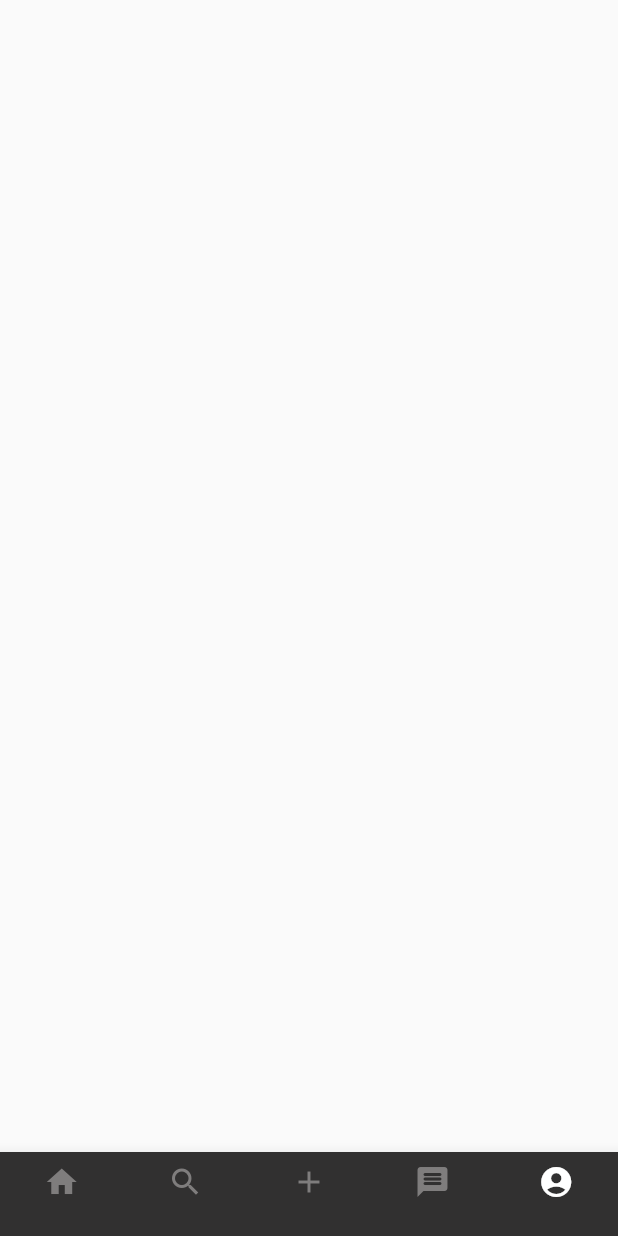
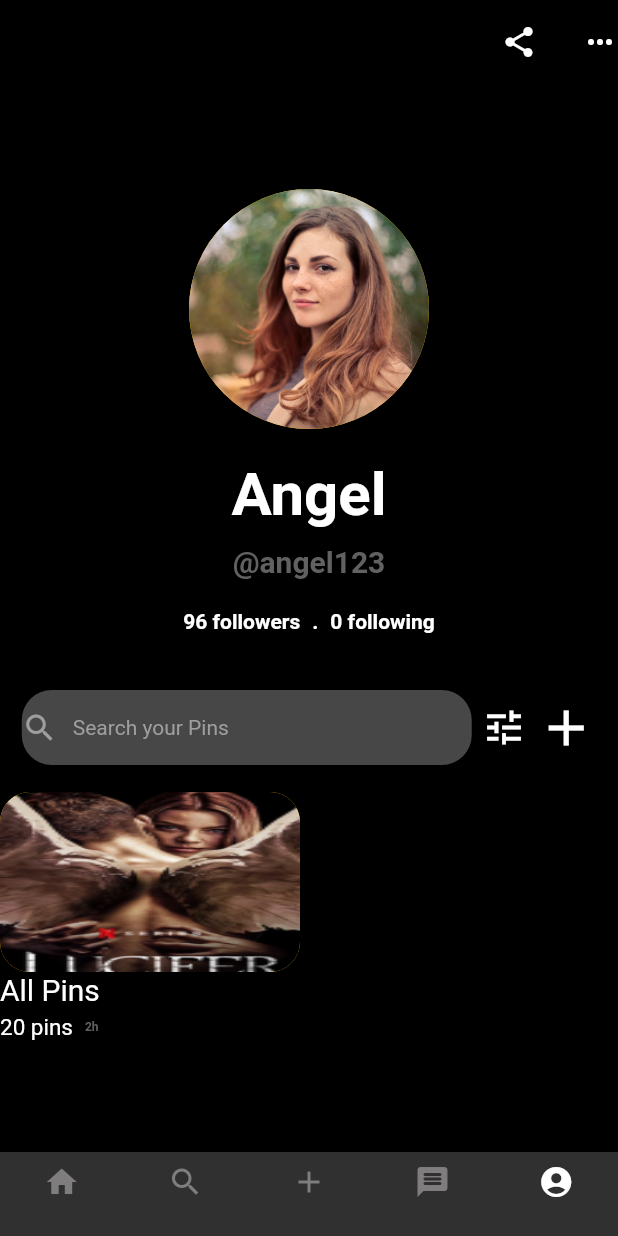
Before and after one commit to AthiraaAthi/Pinterest_ui, a Flutter app: the screen it shows after launch, item 5 of the bottom bar chosen, on a phone screen of 412 x 824 dp. Run offline on Flutter 3.47's test engine with Material 2 defaults, Android fonts, the phone set to English and light mode, and no system bars; our stand-ins replace carousel_slider.

Commit message:
Added profileScreen Design

```diff
--- a/lib/view/profile_screen/profile_screen.dart
+++ b/lib/view/profile_screen/profile_screen.dart
@@ -1,10 +1,135 @@
 import 'package:flutter/material.dart';
+import 'package:pinterest_ui/utils/color_constant/color_constant.dart';
+import 'package:pinterest_ui/utils/image_constant/image_constant.dart';
 
 class ProfileScreen extends StatelessWidget {
   const ProfileScreen({super.key});
 
   @override
   Widget build(BuildContext context) {
-    return Scaffold();
+    return Scaffold(
+      backgroundColor: ColorConstant.PinterestBlack,
+      appBar: AppBar(
+        backgroundColor: ColorConstant.PinterestBlack,
+
+        actions: [
+          Icon(Icons.share),
+          SizedBox(width: 30,),
+          Icon(Icons.more_horiz)
+
+        ],
+
+      ),
+      body: SingleChildScrollView(
+        child: Column(
+          children: [
+            SizedBox(height: 70,),
+            Center(child: CircleAvatar(radius: 80,backgroundColor: Colors.amber,backgroundImage:AssetImage(Person.Person1),)),
+            SizedBox(height: 20,),
+            Text("Angel",style: TextStyle(color: ColorConstant.PinterestWhite,fontSize: 40,fontWeight: FontWeight.bold),),
+            SizedBox(height: 10,),
+            Text("@angel123",style: TextStyle(color: const Color.fromARGB(255, 98, 97, 97),fontSize: 20,fontWeight: FontWeight.bold)),
+            SizedBox(height: 20,),
+            Row(
+              mainAxisAlignment: MainAxisAlignment.center,
+              children: [
+                Text("96 followers",style: TextStyle(color: ColorConstant.PinterestWhite,fontWeight: FontWeight.bold),),
+                SizedBox(width: 8,),
+                Text(".",style: TextStyle(color: ColorConstant.PinterestWhite,fontWeight: FontWeight.bold),),
+                 SizedBox(width: 8,),
+                 Text("0 following",style: TextStyle(color: ColorConstant.PinterestWhite,fontWeight: FontWeight.bold),),
+
+              ],
+            ),
+             SizedBox(height: 30,),
+              Padding(
+                padding: const EdgeInsets.all(8.0),
+                child: Row(
+                  mainAxisAlignment: MainAxisAlignment.spaceEvenly,
+                  children: [
+                    Container(
+                    height: 50,
+                    width: 300,
+                    decoration: BoxDecoration(color:Color.fromARGB(255, 71, 71, 71) ,borderRadius: BorderRadiusDirectional.circular(20)),
+                    child: Row(
+                      children: [
+                        Icon(Icons.search,color: Colors.grey,),
+                        SizedBox(width: 10,),
+                        Text("Search your Pins",style: TextStyle(color: Colors.grey),)
+                      ],
+                    )
+                    ),
+
+                    Icon(Icons.tune,color: ColorConstant.PinterestWhite,size: 30,weight:40),
+                    Icon(Icons.add,color: ColorConstant.PinterestWhite,size: 40,weight:40 ,)
+                  ],
+                ),
+              ),
+              SizedBox(height: 10,),
+              Column(
+                children: [
+                  Row( //added images to the container
+                    children: [
+                      Container(
+                        height: 120,
+                        width: 200,
+                        decoration: BoxDecoration(color: Colors.amber,borderRadius: BorderRadius.circular(20),
+                        image:DecorationImage(image: AssetImage(Ideas.Ideas1),fit: BoxFit.fill) ),
+                      ),
+                      SizedBox(height: 8,),
+                    ],
+                  ),
+                  Column(
+                    children: [
+                      Row(
+                        children: [
+                          Text("All Pins",
+                          style: TextStyle(
+                            color: ColorConstant.PinterestWhite,
+
+                            fontSize: 20
+                            ),
+                            ),
+                        ],
+                      ),
+                      SizedBox(height: 5,),
+                      Row(
+                        children: [
+                          Text("20 pins",
+                          style: TextStyle(
+                                color: ColorConstant.PinterestWhite,
+
+                                fontSize: 15
+                                ),
+                          ),
+                          SizedBox(width: 8,),
+                          Text("2h",
+                          style: TextStyle(
+                                color: const Color.fromARGB(255, 98, 97, 97),
+                                fontWeight: FontWeight.bold,
+                                fontSize: 8
+                                ),
+
+                          )
+                        ],
+                      ),
+
+
+
+                    ],
+                  ),
+
+
+
+
+
+
+
+                ],
+              )
+          ],
+        ),
+      ),
+    );
   }
 }
```
